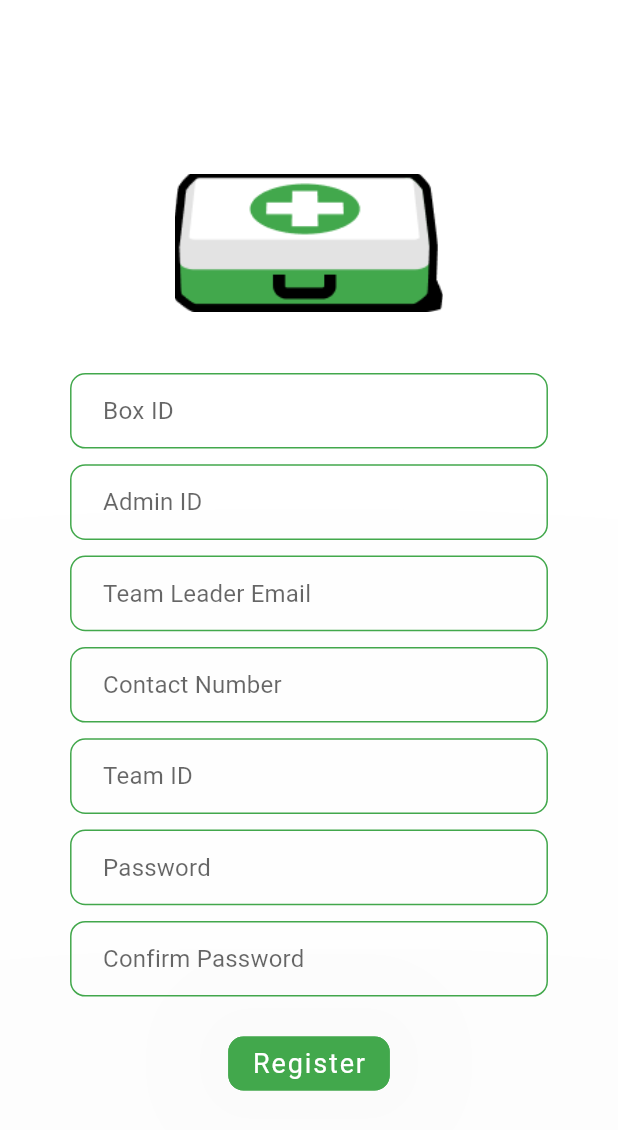
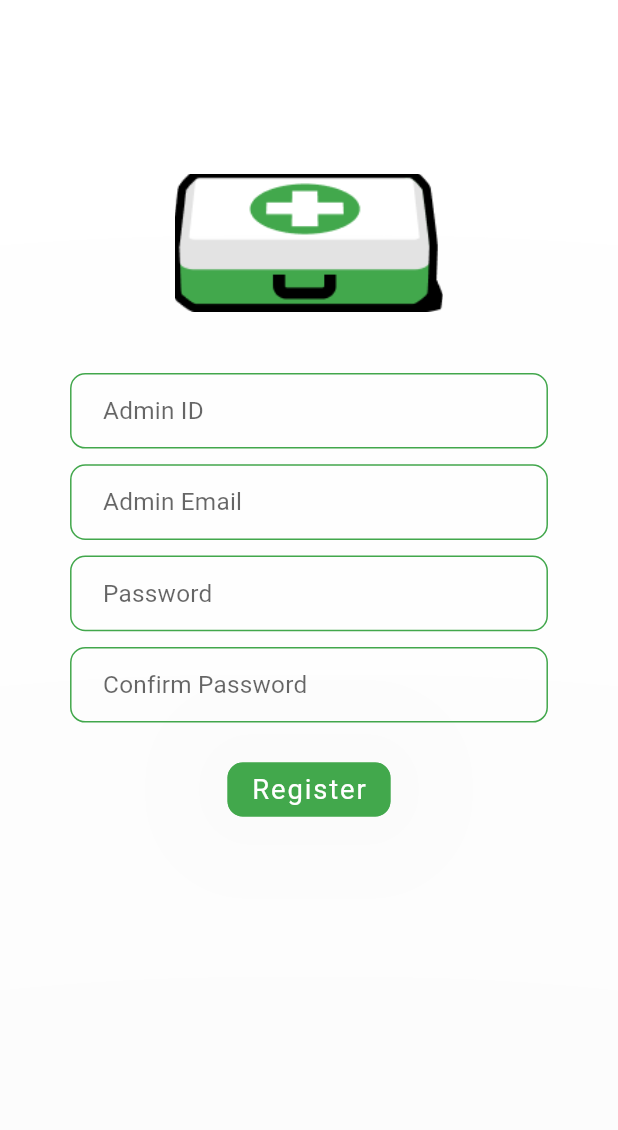
Before and after one commit to SajidAfridi/Medical_Box, a Flutter app: the RegisterScreen screen opened by its route, on a phone screen of 412 x 824 dp. Shown: the top 1130 px of the screen. Run offline on Flutter 3.47's test engine with Material 2 defaults, Android fonts, the phone set to English and light mode, and no system bars; our stand-ins replace firebase_auth, firebase_core, flutter_screenutil, google_maps_flutter; accounts and stored records are empty.

Commit message:
new changes

```diff
--- a/lib/features/authentication/register_page.dart
+++ b/lib/features/authentication/register_page.dart
@@ -1,11 +1,9 @@
 import 'package:flutter/material.dart';
 import 'package:flutter_screenutil/flutter_screenutil.dart';
-import 'package:medical_box/core/AuthServices/auth_services.dart';
 import 'package:medical_box/utils/app_colors.dart';
 import 'package:medical_box/utils/app_sizebox.dart';
 import 'package:medical_box/widgets/button_style.dart';
 import 'package:medical_box/widgets/input_decoration.dart';
-import 'package:provider/provider.dart';
 
 class RegisterScreen extends StatefulWidget {
   const RegisterScreen({super.key});
@@ -15,16 +13,12 @@ class RegisterScreen extends StatefulWidget {
 }
 
 class _RegisterScreenState extends State<RegisterScreen> {
-  final _formkey = GlobalKey<FormState>();
-  String error = '';
+  final _formKey = GlobalKey<FormState>();
 
-  TextEditingController box_id = TextEditingController();
-  TextEditingController admin_id = TextEditingController();
-  TextEditingController team_leader_email = TextEditingController();
-  TextEditingController contact_number = TextEditingController();
-  TextEditingController team_id = TextEditingController();
+  TextEditingController adminID = TextEditingController();
+  TextEditingController adminEmail = TextEditingController();
   TextEditingController password = TextEditingController();
-  TextEditingController confirm_password = TextEditingController();
+  TextEditingController confirmPassword = TextEditingController();
 
   @override
   Widget build(BuildContext context) {
@@ -47,31 +41,18 @@ class _RegisterScreenState extends State<RegisterScreen> {
             ),
             fixSizedBox40,
             Form(
-              key: _formkey,
+              key: _formKey,
               child: Column(
                 children: [
-                  SizedBox(
-                    width: 290.w,
-                    height: 50.h,
-                    child: TextFormField(
-                      controller: box_id,
-                      style: TextStyle(
-                        fontWeight: FontWeight.w400,
-                        fontSize: 16.sp,
-                      ),
-                      decoration: inputDecoration("Box ID"),
-                    ),
-                  ),
-                  fixSizedBox10,
                   SizedBox(
                     width: ScreenUtil().setWidth(290),
                     height: ScreenUtil().setHeight(50),
                     child: TextFormField(
                       obscureText: false,
-                      controller: admin_id,
-                      style: const TextStyle(
+                      controller: adminID,
+                      style: TextStyle(
                         fontWeight: FontWeight.w400,
-                        fontSize: 16,
+                        fontSize: 16.sp,
                       ),
                       decoration: inputDecoration("Admin ID"),
                     ),
@@ -81,40 +62,12 @@ class _RegisterScreenState extends State<RegisterScreen> {
                     width: ScreenUtil().setWidth(290),
                     height: ScreenUtil().setHeight(50),
                     child: TextFormField(
-                      obscureText: false,
-                      controller: team_leader_email,
-                      style: const TextStyle(
+                      controller: adminEmail,
+                      style: TextStyle(
                         fontWeight: FontWeight.w400,
-                        fontSize: 16,
+                        fontSize: 16.sp,
                       ),
-                      decoration: inputDecoration("Team Leader Email"),
-                    ),
-                  ),
-                  fixSizedBox10,
-                  SizedBox(
-                    width: ScreenUtil().setWidth(290),
-                    height: ScreenUtil().setHeight(50),
-                    child: TextFormField(
-                      obscureText: false,
-                      controller: contact_number,
-                      style: const TextStyle(
-                        fontWeight: FontWeight.w400,
-                        fontSize: 16,
-                      ),
-                      decoration: inputDecoration("Contact Number"),
-                    ),
-                  ),
-                  fixSizedBox10,
-                  SizedBox(
-                    width: ScreenUtil().setWidth(290),
-                    height: ScreenUtil().setHeight(50),
-                    child: TextFormField(
-                      controller: team_id,
-                      style: const TextStyle(
-                        fontWeight: FontWeight.w400,
-                        fontSize: 16,
-                      ),
-                      decoration: inputDecoration("Team ID"),
+                      decoration: inputDecoration("Admin Email"),
                     ),
                   ),
                   fixSizedBox10,
@@ -124,9 +77,9 @@ class _RegisterScreenState extends State<RegisterScreen> {
                     child: TextFormField(
                       obscureText: true,
                       controller: password,
-                      style: const TextStyle(
+                      style: TextStyle(
                         fontWeight: FontWeight.w400,
-                        fontSize: 16,
+                        fontSize: 16.sp,
                       ),
                       decoration: inputDecoration("Password"),
                     ),
@@ -137,10 +90,10 @@ class _RegisterScreenState extends State<RegisterScreen> {
                     height: ScreenUtil().setHeight(50),
                     child: TextFormField(
                       obscureText: true,
-                      controller: confirm_password,
-                      style: const TextStyle(
+                      controller: confirmPassword,
+                      style: TextStyle(
                         fontWeight: FontWeight.w400,
-                        fontSize: 16,
+                        fontSize: 16.sp,
                       ),
                       decoration: inputDecoration("Confirm Password"),
                     ),
@@ -154,11 +107,11 @@ class _RegisterScreenState extends State<RegisterScreen> {
                       Navigator.pushNamed(context, 'login_screen');
                     },
                     style: buttonStyle,
-                    child: const Text(
+                    child: Text(
                       "Register",
                       style: TextStyle(
                         fontWeight: FontWeight.w400,
-                        fontSize: 18,
+                        fontSize: 18.sp,
                       ),
                     ),
                   ),
--- a/lib/main.dart
+++ b/lib/main.dart
@@ -7,9 +7,6 @@ import 'package:medical_box/features/OtherScreens/users_screen.dart';
 import 'package:flutter_screenutil/flutter_screenutil.dart';
 import 'package:medical_box/features/authentication/login_page.dart';
 import 'package:medical_box/features/authentication/register_page.dart';
-import 'features/OtherScreens/detail_temperature_screen.dart';
-import 'features/OtherScreens/home_screen.dart';
-
 Future<void> main() async {
   WidgetsFlutterBinding.ensureInitialized();
 
@@ -37,13 +34,11 @@ class MyApp extends StatelessWidget {
             ),
             routes: {
               'register_screen': (_) => const RegisterScreen(),
-              'home_screen': (_) => const HomeScreen(),
               'map_screen': (_) => const MapScreen(),
               'details_map': (_) => const DetailMap(),
               'users_screen': (_) => const UserScreen(),
               'temperature_screen': (_) => const TemperatureScreen(),
               'login_screen': (_) => const LogInScreen(),
-              'details_temperature': (_) => const DetailTemperature(),
             },
             home: const LogInScreen(),
           );
--- a/lib/widgets/app_bar.dart
+++ b/lib/widgets/app_bar.dart
@@ -6,7 +6,7 @@ final appBar = AppBar(
   elevation: 0.0,
   centerTitle: true,
   title: const Text(
-    'LOGO',
+    'Medical Box',
     style: TextStyle(color: Colours.themeColor),
   ),
   iconTheme: const IconThemeData(color: Colours.drawerColor),
```
Also changed, not shown: lib/features/OtherScreens/detail_map_screen.dart (+1 -7 lines), lib/features/OtherScreens/detail_temperature_screen.dart (deleted, +0 -32 lines), lib/features/OtherScreens/home_screen.dart (deleted, +0 -83 lines), lib/features/OtherScreens/maps_screen.dart (+0 -8 lines), lib/features/OtherScreens/temperature_screen.dart (+1 -8 lines), lib/features/OtherScreens/users_screen.dart (+4 -14 lines), lib/features/authentication/login_page.dart (+6 -6 lines), lib/utils/drawer_buttons.dart (deleted, +0 -67 lines), lib/widgets/drawer.dart (deleted, +0 -82 lines), lib/widgets/header_of_all_screens.dart (+8 -13 lines).
